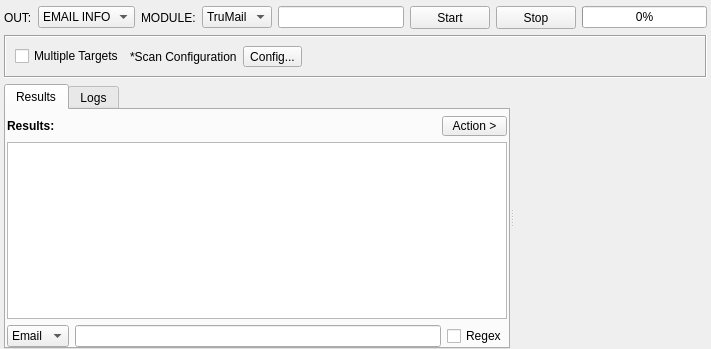
Old version of the form sub3suite/src/enums/email/EmailEnum.ui in the repository 3nock/OTE.
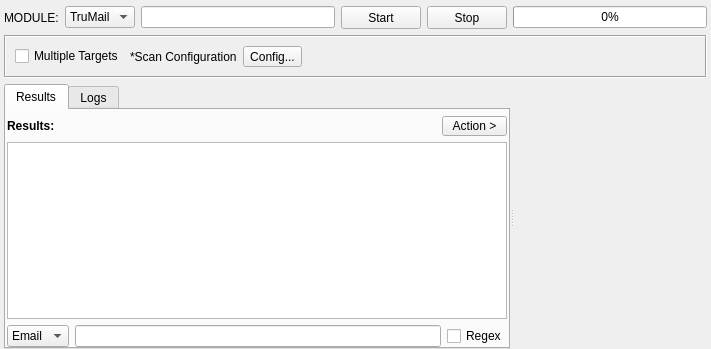
New version of the form. Custom widgets are drawn as their Qt base class.

Patch:
```diff
--- a/sub3suite/src/enums/email/EmailEnum.ui
+++ b/sub3suite/src/enums/email/EmailEnum.ui
@@ -28,28 +28,6 @@
    </property>
    <item>
     <layout class="QHBoxLayout" name="horizontalLayout">
-     <item>
-      <widget class="QLabel" name="labelOut">
-       <property name="text">
-        <string>OUT:</string>
-       </property>
-      </widget>
-     </item>
-     <item>
-      <widget class="QComboBox" name="comboBoxOption">
-       <property name="minimumSize">
-        <size>
-         <width>0</width>
-         <height>0</height>
-        </size>
-       </property>
-       <item>
-        <property name="text">
-         <string>EMAIL INFO</string>
-        </property>
-       </item>
-      </widget>
-     </item>
      <item>
       <widget class="QLabel" name="labelModule">
        <property name="text">
```
